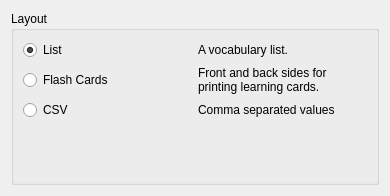
Old version of the form src/export/xsldialog.ui in the repository KDE/parley.
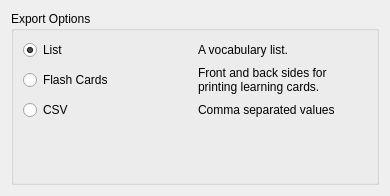
New version of the form.

Commit message:
Change the group box title of the export dialog.
(Now that I already accidentally commited most of the UI changes in my last commit...)

Diff of the .ui file:
```diff
--- a/src/export/xsldialog.ui
+++ b/src/export/xsldialog.ui
@@ -16,7 +16,7 @@
    <item>
     <widget class="QGroupBox" name="groupBox" >
      <property name="title" >
-      <string>Layout</string>
+      <string>Export Options</string>
      </property>
      <layout class="QGridLayout" name="gridLayout" >
       <item row="0" column="0" >
```
